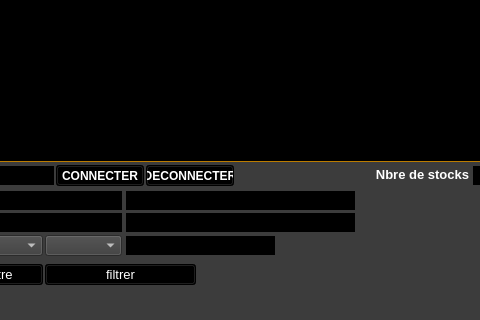
Old version of the form ui/yeroth-erp-stocks-window.ui in the repository xnoumbissinoundou/yeroth-erp-3.0; both pictures show x 119 to 599 and y 280 to 600 of the 800 by 600 pixel window.
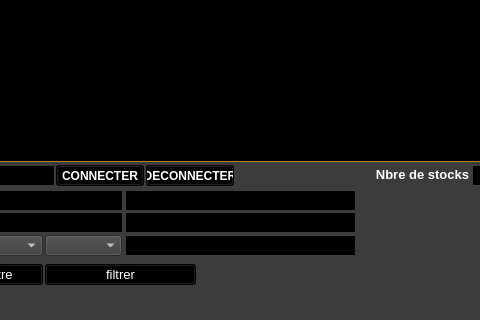
New version of the form. Icons and pictures are not drawn. Custom widgets are drawn as their Qt base class.

What changed in the file:
```diff
--- a/ui/yeroth-erp-stocks-window.ui
+++ b/ui/yeroth-erp-stocks-window.ui
@@ -5580,7 +5580,7 @@
      <rect>
       <x>244</x>
       <y>465</y>
-      <width>151</width>
+      <width>231</width>
       <height>21</height>
      </rect>
     </property>
```
